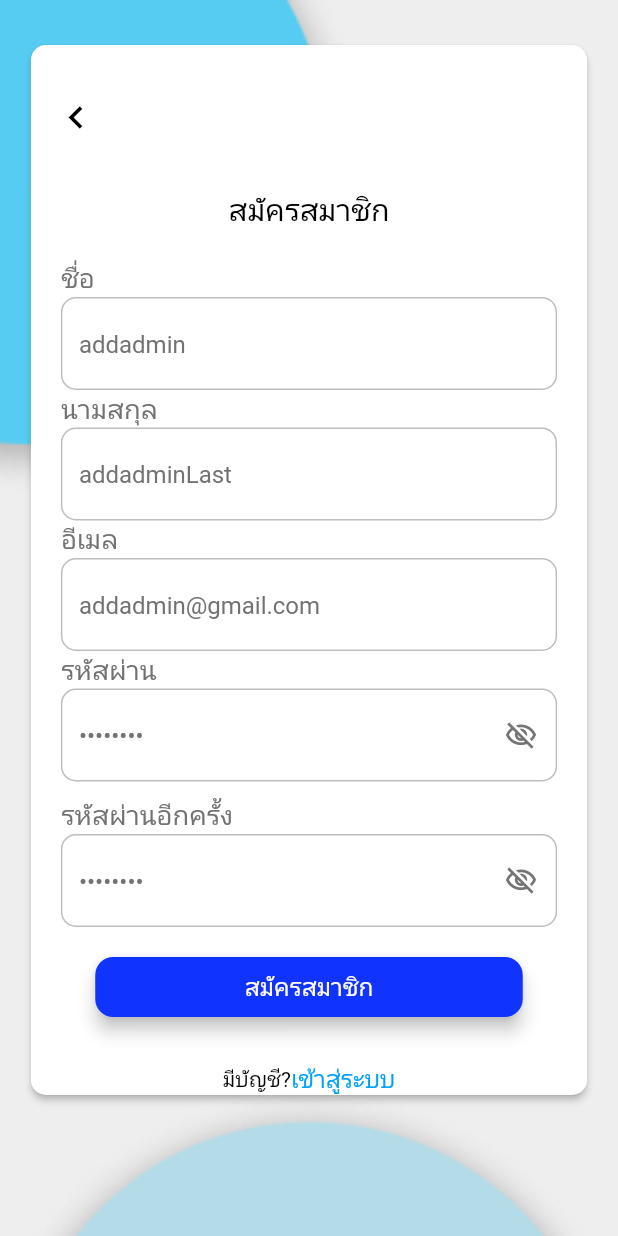
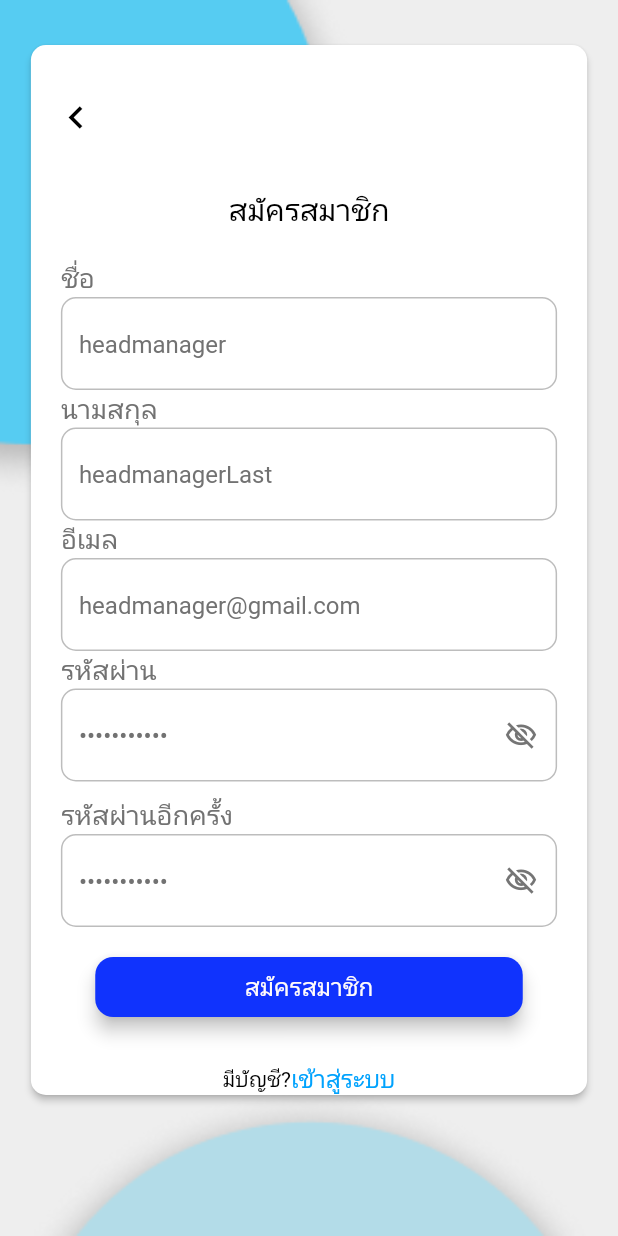
Before and after one commit to khachenkunwong/final-project-nurse, a Flutter app: the RegisterWidget screen opened directly, on a phone screen of 412 x 824 dp. Run offline on Flutter 3.47's test engine with Material 2 defaults, Android fonts, the phone set to English and light mode, and no system bars; drawn by our look-alikes of auto_size_text; our stand-ins replace easy_debounce, equatable, floating_bottom_navigation_bar, flutter_slidable, flutter_svg, font_awesome_flutter and 6 more; missing offline and left inert: flutter_toastr, json_path; accounts and stored records are empty; Roboto replaces fonts that are missing (Mitr).

```diff
--- a/lib/backend/pubilc_.dart
+++ b/lib/backend/pubilc_.dart
@@ -1 +1 @@
-final url = "https://90b3-2403-6200-8858-3970-64b3-df2-e989-1dec.ngrok.io";
+final url = "https://f198-2403-6200-8858-3970-64b3-df2-e989-1dec.ngrok.io";
--- a/lib/register/register_widget.dart
+++ b/lib/register/register_widget.dart
@@ -28,10 +28,10 @@ class _RegisterWidgetState extends State<RegisterWidget> {
   @override
   void initState() {
     super.initState();
-    emailRegisterController = TextEditingController(text: "addadmin@gmail.com");
-    fristNameRegisterController = TextEditingController(text: "addadmin");
-    lastNameRegisterController = TextEditingController(text: "addadminLast");
-    passwordRegister1Controller = TextEditingController(text: "addadmin");
+    emailRegisterController = TextEditingController(text: "headmanager@gmail.com");
+    fristNameRegisterController = TextEditingController(text: "headmanager");
+    lastNameRegisterController = TextEditingController(text: "headmanagerLast");
+    passwordRegister1Controller = TextEditingController(text: "headmanager");
     passwordRegister1Visibility = false;
     passwordRegister2Controller =
         TextEditingController(text: passwordRegister1Controller!.text);
```
Also changed, not shown: 1 other file.
